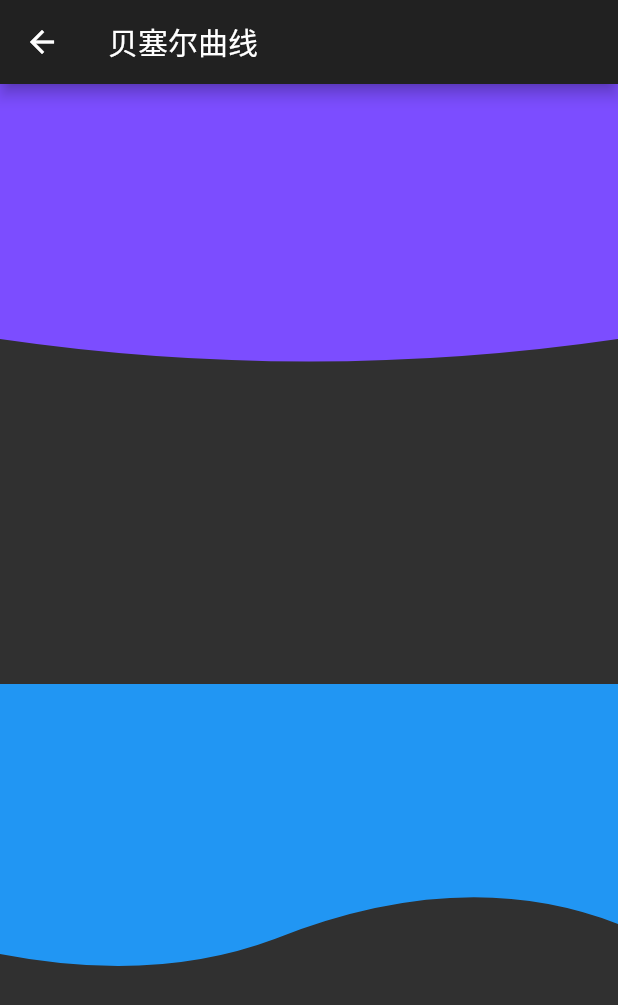
After one commit to ChangerHe/HelloFlutter, a Flutter app: the screen it shows after launch, after a tap on "贝塞尔曲线", on a phone screen of 412 x 824 dp. The commit adds this screen. Shown: the top 1005 px of the screen. Run offline on Flutter 3.47's test engine with Material 2 defaults, Android fonts, the phone set to English and light mode, and no system bars.

Commit message:
feat: add bessel curve

```diff
--- a/lib/main.dart
+++ b/lib/main.dart
@@ -1,4 +1,5 @@
 import 'package:flutter/material.dart';
+import 'package:hello_flutter/pages/page_bessel_curve/page_bessel_curve.dart';
 import 'package:hello_flutter/pages/page_custom_tab/page_custom_tab.dart';
 import 'package:hello_flutter/pages/page_expand/page_expand.dart';
 import 'package:hello_flutter/pages/page_filter/page_filter.dart';
@@ -13,6 +14,7 @@ void main() => runApp(
         title: 'Index Route Page',
         home: IndexRoutesPage(),
         theme: ThemeData.dark(),
+        // 去除debug的图标
         debugShowCheckedModeBanner: false,
       ),
     );
@@ -147,6 +149,19 @@ class IndexRoutesPage extends StatelessWidget {
               },
             ),
             Divider(),
+            ListTile(
+              title: Text(
+                '贝塞尔曲线',
+              ),
+              // subtitle: Text(''),
+              leading: Icon(Icons.border_horizontal),
+              onTap: () {
+                Navigator.push(context, MaterialPageRoute(
+                  builder: (context) => PageBesselCurve()
+                ),);
+              },
+            ),
+            Divider(),
           ],
         ),
       )),
--- /dev/null
+++ b/lib/pages/page_bessel_curve/page_bessel_curve.dart
@@ -0,0 +1,93 @@
+import 'package:flutter/material.dart';
+
+class PageBesselCurve extends StatelessWidget {
+  @override
+  Widget build(BuildContext context) {
+    return Scaffold(
+      appBar: AppBar(
+        title: Text('贝塞尔曲线'),
+      ),
+      body: Column(
+        children: <Widget>[
+          ClipPath(
+            clipper: BottomClipper(),
+            child: Container(
+              color: Colors.deepPurpleAccent,
+              height: 200,
+            ),
+          ),
+          Container(
+            height: 200,
+          ),
+          ClipPath(
+            clipper: BottomClipper1(),
+            child: Container(
+              color: Colors.blue,
+              height: 200,
+            ),
+          )
+        ],
+      ),
+    );
+  }
+}
+
+class BottomClipper extends CustomClipper<Path> {
+  @override
+  Path getClip(Size size) {
+    print('size $size'); // Size(414.0, 200.0)
+    // TODO: implement getClip
+    var path = Path();
+    path.lineTo(0, 0);
+    path.lineTo(0, size.height - 30);
+    var firstControlPoint = Offset(size.width / 2, size.height);
+    var firstEndPoint = Offset(size.width, size.height - 30);
+
+    path.quadraticBezierTo(
+      firstControlPoint.dx,
+      firstControlPoint.dy,
+      firstEndPoint.dx,
+      firstEndPoint.dy,
+    );
+
+    path.lineTo(size.width, size.height - 30);
+    path.lineTo(size.width, 0);
+
+    return path;
+  }
+
+  @override
+  bool shouldReclip(CustomClipper<Path> oldClipper) {
+    // TODO: implement shouldReclip
+    return false;
+  }
+}
+
+class BottomClipper1 extends CustomClipper<Path> {
+  @override
+  Path getClip(Size size) {
+    Path path = Path();
+    path.lineTo(0, size.height - 20);
+    var firstControlPoint = Offset(size.width / 4, size.height);
+    var firstEndPoint = Offset(size.width / 2.25, size.height - 30);
+
+    path.quadraticBezierTo(firstControlPoint.dx, firstControlPoint.dy,
+        firstEndPoint.dx, firstEndPoint.dy);
+
+    var secondControlPoint = Offset(size.width / 4 * 3, size.height - 80);
+    var secondEndPoint = Offset(size.width, size.height - 40);
+
+    path.quadraticBezierTo(secondControlPoint.dx, secondControlPoint.dy,
+        secondEndPoint.dx, secondEndPoint.dy);
+
+    path.lineTo(size.width, size.height - 40);
+    path.lineTo(size.width, 0);
+
+    return path;
+  }
+
+  @override
+  bool shouldReclip(CustomClipper<Path> oldClipper) {
+    return false;
+  }
+}
```
Also changed, not shown: lib/pages/page_search_bar/page_search_bar.dart (+6 -3 lines).
